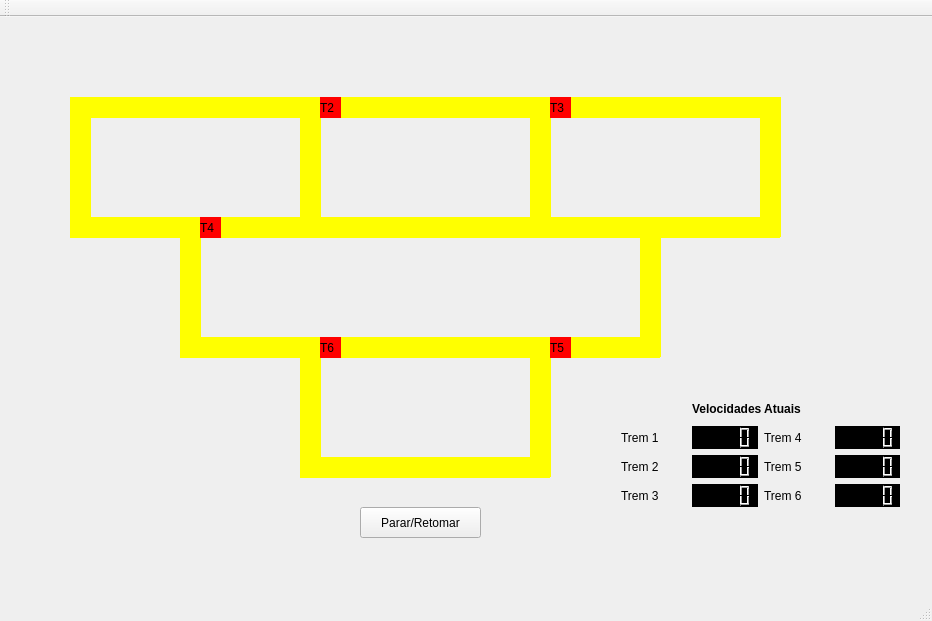
Qt form TrabalhoTrem/mainwindow.ui (claranobre/Projeto_trens) before a commit.
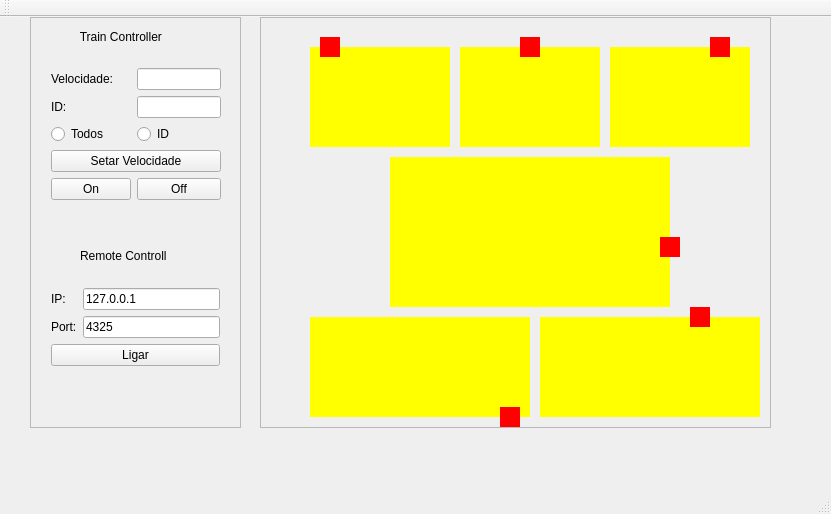
The same form after that commit.

What changed in the file:
```diff
--- a/TrabalhoTrem/mainwindow.ui
+++ b/TrabalhoTrem/mainwindow.ui
@@ -6,555 +6,390 @@
    <rect>
     <x>0</x>
     <y>0</y>
-    <width>932</width>
-    <height>621</height>
+    <width>831</width>
+    <height>514</height>
    </rect>
   </property>
   <property name="windowTitle">
    <string>MainWindow</string>
   </property>
-  <property name="styleSheet">
-   <string notr="true"/>
-  </property>
   <widget class="QWidget" name="centralWidget">
-   <widget class="QLabel" name="labelTrem01">
+   <widget class="QFrame" name="frame">
     <property name="geometry">
      <rect>
-      <x>90</x>
-      <y>80</y>
-      <width>21</width>
-      <height>21</height>
+      <x>260</x>
+      <y>0</y>
+      <width>511</width>
+      <height>411</height>
      </rect>
     </property>
-    <property name="styleSheet">
-     <string notr="true">background: red;
-font: 75 12pt &quot;Arial&quot;;
-</string>
+    <property name="frameShape">
+     <enum>QFrame::StyledPanel</enum>
     </property>
-    <property name="text">
-     <string>T1</string>
+    <property name="frameShadow">
+     <enum>QFrame::Raised</enum>
     </property>
+    <widget class="QLabel" name="labelTrem04">
+     <property name="geometry">
+      <rect>
+       <x>400</x>
+       <y>220</y>
+       <width>20</width>
+       <height>20</height>
+      </rect>
+     </property>
+     <property name="styleSheet">
+      <string notr="true">background-color: red</string>
+     </property>
+     <property name="text">
+      <string/>
+     </property>
+    </widget>
+    <widget class="QLabel" name="labelTrem02">
+     <property name="geometry">
+      <rect>
+       <x>260</x>
+       <y>20</y>
+       <width>20</width>
+       <height>20</height>
+      </rect>
+     </property>
+     <property name="styleSheet">
+      <string notr="true">background-color: red</string>
+     </property>
+     <property name="text">
+      <string/>
+     </property>
+    </widget>
+    <widget class="QLabel" name="labelTrilho01">
+     <property name="geometry">
+      <rect>
+       <x>50</x>
+       <y>30</y>
+       <width>140</width>
+       <height>100</height>
+      </rect>
+     </property>
+     <property name="styleSheet">
+      <string notr="true">background-color: yellow</string>
+     </property>
+     <property name="text">
+      <string/>
+     </property>
+    </widget>
+    <widget class="QLabel" name="labelTrem06">
+     <property name="geometry">
+      <rect>
+       <x>430</x>
+       <y>290</y>
+       <width>20</width>
+       <height>20</height>
+      </rect>
+     </property>
+     <property name="styleSheet">
+      <string notr="true">background-color: red</string>
+     </property>
+     <property name="text">
+      <string/>
+     </property>
+    </widget>
+    <widget class="QLabel" name="labelTrilho02">
+     <property name="geometry">
+      <rect>
+       <x>200</x>
+       <y>30</y>
+       <width>140</width>
+       <height>100</height>
+      </rect>
+     </property>
+     <property name="styleSheet">
+      <string notr="true">background-color: yellow</string>
+     </property>
+     <property name="text">
+      <string/>
+     </property>
+    </widget>
+    <widget class="QLabel" name="labelTrilho06">
+     <property name="geometry">
+      <rect>
+       <x>280</x>
+       <y>300</y>
+       <width>220</width>
+       <height>100</height>
+      </rect>
+     </property>
+     <property name="styleSheet">
+      <string notr="true">background-color: yellow</string>
+     </property>
+     <property name="text">
+      <string/>
+     </property>
+    </widget>
+    <widget class="QLabel" name="labelTrilho03">
+     <property name="geometry">
+      <rect>
+       <x>350</x>
+       <y>30</y>
+       <width>140</width>
+       <height>100</height>
+      </rect>
+     </property>
+     <property name="styleSheet">
+      <string notr="true">background-color: yellow</string>
+     </property>
+     <property name="text">
+      <string/>
+     </property>
+    </widget>
+    <widget class="QLabel" name="labelTrem01">
+     <property name="geometry">
+      <rect>
+       <x>60</x>
+       <y>20</y>
+       <width>20</width>
+       <height>20</height>
+      </rect>
+     </property>
+     <property name="styleSheet">
+      <string notr="true">background-color: red</string>
+     </property>
+     <property name="text">
+      <string/>
+     </property>
+    </widget>
+    <widget class="QLabel" name="labelTrilho05">
+     <property name="geometry">
+      <rect>
+       <x>50</x>
+       <y>300</y>
+       <width>220</width>
+       <height>100</height>
+      </rect>
+     </property>
+     <property name="styleSheet">
+      <string notr="true">background-color: yellow</string>
+     </property>
+     <property name="text">
+      <string/>
+     </property>
+    </widget>
+    <widget class="QLabel" name="labelTrem05">
+     <property name="geometry">
+      <rect>
+       <x>240</x>
+       <y>390</y>
+       <width>20</width>
+       <height>20</height>
+      </rect>
+     </property>
+     <property name="styleSheet">
+      <string notr="true">background-color: red</string>
+     </property>
+     <property name="text">
+      <string/>
+     </property>
+    </widget>
+    <widget class="QLabel" name="labelTrilho04">
+     <property name="geometry">
+      <rect>
+       <x>130</x>
+       <y>140</y>
+       <width>280</width>
+       <height>150</height>
+      </rect>
+     </property>
+     <property name="styleSheet">
+      <string notr="true">background-color: yellow</string>
+     </property>
+     <property name="text">
+      <string/>
+     </property>
+    </widget>
+    <widget class="QLabel" name="labelTrem03">
+     <property name="geometry">
+      <rect>
+       <x>450</x>
+       <y>20</y>
+       <width>20</width>
+       <height>20</height>
+      </rect>
+     </property>
+     <property name="styleSheet">
+      <string notr="true">background-color: red</string>
+     </property>
+     <property name="text">
+      <string/>
+     </property>
+    </widget>
+    <zorder>labelTrilho01</zorder>
+    <zorder>labelTrilho02</zorder>
+    <zorder>labelTrilho06</zorder>
+    <zorder>labelTrilho03</zorder>
+    <zorder>labelTrem01</zorder>
+    <zorder>labelTrilho05</zorder>
+    <zorder>labelTrem05</zorder>
+    <zorder>labelTrilho04</zorder>
+    <zorder>labelTrem03</zorder>
+    <zorder>labelTrem04</zorder>
+    <zorder>labelTrem06</zorder>
+    <zorder>labelTrem02</zorder>
    </widget>
-   <widget class="QLabel" name="labelTrilho1">
+   <widget class="QFrame" name="frame_2">
     <property name="geometry">
      <rect>
-      <x>70</x>
-      <y>80</y>
-      <width>250</width>
-      <height>21</height>
+      <x>30</x>
+      <y>0</y>
+      <width>211</width>
+      <height>411</height>
      </rect>
     </property>
-    <property name="styleSheet">
-     <string notr="true">background: yellow
-</string>
+    <property name="frameShape">
+     <enum>QFrame::StyledPanel</enum>
     </property>
-    <property name="text">
-     <string/>
+    <property name="frameShadow">
+     <enum>QFrame::Raised</enum>
     </property>
+    <widget class="QWidget" name="formLayoutWidget">
+     <property name="geometry">
+      <rect>
+       <x>10</x>
+       <y>40</y>
+       <width>192</width>
+       <height>179</height>
+      </rect>
+     </property>
+     <layout class="QFormLayout" name="formLayout">
+      <item row="0" column="0">
+       <widget class="QLabel" name="label">
+        <property name="text">
+         <string>Velocidade:</string>
+        </property>
+       </widget>
+      </item>
+      <item row="0" column="1">
+       <widget class="QLineEdit" name="velLine"/>
+      </item>
+      <item row="1" column="0">
+       <widget class="QLabel" name="label_2">
+        <property name="text">
+         <string>ID:</string>
+        </property>
+       </widget>
+      </item>
+      <item row="1" column="1">
+       <widget class="QLineEdit" name="idLine"/>
+      </item>
+      <item row="2" column="0">
+       <widget class="QRadioButton" name="allButton">
+        <property name="text">
+         <string>Todos</string>
+        </property>
+       </widget>
+      </item>
+      <item row="2" column="1">
+       <widget class="QRadioButton" name="idButton">
+        <property name="text">
+         <string>ID</string>
+        </property>
+       </widget>
+      </item>
+      <item row="3" column="0" colspan="2">
+       <widget class="QPushButton" name="velButton">
+        <property name="text">
+         <string>Setar Velocidade</string>
+        </property>
+       </widget>
+      </item>
+      <item row="4" column="0">
+       <widget class="QPushButton" name="enableButton">
+        <property name="text">
+         <string>On</string>
+        </property>
+       </widget>
+      </item>
+      <item row="4" column="1">
+       <widget class="QPushButton" name="disableButton">
+        <property name="text">
+         <string>Off</string>
+        </property>
+       </widget>
+      </item>
+     </layout>
+    </widget>
+    <widget class="QLabel" name="label_3">
+     <property name="geometry">
+      <rect>
+       <x>40</x>
+       <y>10</y>
+       <width>121</width>
+       <height>20</height>
+      </rect>
+     </property>
+     <property name="text">
+      <string>   Train Controller</string>
+     </property>
+    </widget>
+    <widget class="QWidget" name="formLayoutWidget_2">
+     <property name="geometry">
+      <rect>
+       <x>10</x>
+       <y>260</y>
+       <width>191</width>
+       <height>141</height>
+      </rect>
+     </property>
+     <layout class="QFormLayout" name="formLayout_2">
+      <item row="2" column="0" colspan="2">
+       <widget class="QPushButton" name="serverOn">
+        <property name="text">
+         <string>Ligar</string>
+        </property>
+       </widget>
+      </item>
+      <item row="0" column="0">
+       <widget class="QLabel" name="label_4">
+        <property name="text">
+         <string>IP:</string>
+        </property>
+       </widget>
+      </item>
+      <item row="0" column="1">
+       <widget class="QLineEdit" name="ipText">
+        <property name="text">
+         <string>127.0.0.1</string>
+        </property>
+       </widget>
+      </item>
+      <item row="1" column="0">
+       <widget class="QLabel" name="label_5">
+        <property name="text">
+         <string>Port:</string>
+        </property>
+       </widget>
+      </item>
+      <item row="1" column="1">
+       <widget class="QLineEdit" name="portText">
+        <property name="text">
+         <string>4325</string>
+        </property>
+       </widget>
+      </item>
+     </layout>
+    </widget>
+    <widget class="QLabel" name="label_6">
+     <property name="geometry">
+      <rect>
+       <x>50</x>
+       <y>230</y>
+       <width>121</width>
+       <height>17</height>
+      </rect>
+     </property>
+     <property name="text">
+      <string>Remote Controll</string>
+     </property>
+    </widget>
    </widget>
-   <widget class="QLabel" name="labelTrilho1_2">
-    <property name="geometry">
-     <rect>
-      <x>70</x>
-      <y>200</y>
-      <width>250</width>
-      <height>21</height>
-     </rect>
-    </property>
-    <property name="styleSheet">
-     <string notr="true">background: yellow
-</string>
-    </property>
-    <property name="text">
-     <string/>
-    </property>
-   </widget>
-   <widget class="QLabel" name="labelTrilho1_3">
-    <property name="geometry">
-     <rect>
-      <x>300</x>
-      <y>80</y>
-      <width>21</width>
-      <height>140</height>
-     </rect>
-    </property>
-    <property name="styleSheet">
-     <string notr="true">background: yellow
-</string>
-    </property>
-    <property name="text">
-     <string/>
-    </property>
-   </widget>
-   <widget class="QLabel" name="labelTrilho1_4">
-    <property name="geometry">
-     <rect>
-      <x>70</x>
-      <y>80</y>
-      <width>21</width>
-      <height>140</height>
-     </rect>
-    </property>
-    <property name="styleSheet">
-     <string notr="true">background: yellow
-</string>
-    </property>
-    <property name="text">
-     <string/>
-    </property>
-   </widget>
-   <widget class="QPushButton" name="pushButton">
-    <property name="geometry">
-     <rect>
-      <x>360</x>
-      <y>490</y>
-      <width>121</width>
-      <height>31</height>
-     </rect>
-    </property>
-    <property name="text">
-     <string>Parar/Retomar</string>
-    </property>
-   </widget>
-   <widget class="QLabel" name="labelTrilho1_5">
-    <property name="geometry">
-     <rect>
-      <x>300</x>
-      <y>80</y>
-      <width>250</width>
-      <height>21</height>
-     </rect>
-    </property>
-    <property name="styleSheet">
-     <string notr="true">background: yellow
-</string>
-    </property>
-    <property name="text">
-     <string/>
-    </property>
-   </widget>
-   <widget class="QLabel" name="labelTrilho1_6">
-    <property name="geometry">
-     <rect>
-      <x>300</x>
-      <y>200</y>
-      <width>250</width>
-      <height>21</height>
-     </rect>
-    </property>
-    <property name="styleSheet">
-     <string notr="true">background: yellow
-</string>
-    </property>
-    <property name="text">
-     <string/>
-    </property>
-   </widget>
-   <widget class="QLabel" name="labelTrilho1_7">
-    <property name="geometry">
-     <rect>
-      <x>530</x>
-      <y>80</y>
-      <width>21</width>
-      <height>140</height>
-     </rect>
-    </property>
-    <property name="styleSheet">
-     <string notr="true">background: yellow
-</string>
-    </property>
-    <property name="text">
-     <string/>
-    </property>
-   </widget>
-   <widget class="QLabel" name="labelTrem02">
-    <property name="geometry">
-     <rect>
-      <x>320</x>
-      <y>80</y>
-      <width>21</width>
-      <height>21</height>
-     </rect>
-    </property>
-    <property name="styleSheet">
-     <string notr="true">background: red;
-font: 75 12pt &quot;Arial&quot;;
-</string>
-    </property>
-    <property name="text">
-     <string>T2</string>
-    </property>
-   </widget>
-   <widget class="QLabel" name="labelTrilho1_8">
-    <property name="geometry">
-     <rect>
-      <x>530</x>
-      <y>80</y>
-      <width>250</width>
-      <height>21</height>
-     </rect>
-    </property>
-    <property name="styleSheet">
-     <string notr="true">background: yellow
-</string>
-    </property>
-    <property name="text">
-     <string/>
-    </property>
-   </widget>
-   <widget class="QLabel" name="labelTrilho1_9">
-    <property name="geometry">
-     <rect>
-      <x>760</x>
-      <y>80</y>
-      <width>21</width>
-      <height>140</height>
-     </rect>
-    </property>
-    <property name="styleSheet">
-     <string notr="true">background: yellow
-</string>
-    </property>
-    <property name="text">
-     <string/>
-    </property>
-   </widget>
-   <widget class="QLabel" name="labelTrilho1_10">
-    <property name="geometry">
-     <rect>
-      <x>530</x>
-      <y>200</y>
-      <width>250</width>
-      <height>21</height>
-     </rect>
-    </property>
-    <property name="styleSheet">
-     <string notr="true">background: yellow
-</string>
-    </property>
-    <property name="text">
-     <string/>
-    </property>
-   </widget>
-   <widget class="QLabel" name="labelTrem03">
-    <property name="geometry">
-     <rect>
-      <x>550</x>
-      <y>80</y>
-      <width>21</width>
-      <height>21</height>
-     </rect>
-    </property>
-    <property name="styleSheet">
-     <string notr="true">background: red;
-font: 75 12pt &quot;Arial&quot;;
-</string>
-    </property>
-    <property name="text">
-     <string>T3</string>
-    </property>
-   </widget>
-   <widget class="QLabel" name="labelTrilho1_11">
-    <property name="geometry">
-     <rect>
-      <x>180</x>
-      <y>320</y>
-      <width>250</width>
-      <height>21</height>
-     </rect>
-    </property>
-    <property name="styleSheet">
-     <string notr="true">background: yellow
-</string>
-    </property>
-    <property name="text">
-     <string/>
-    </property>
-   </widget>
-   <widget class="QLabel" name="labelTrilho1_12">
-    <property name="geometry">
-     <rect>
-      <x>180</x>
-      <y>200</y>
-      <width>21</width>
-      <height>140</height>
-     </rect>
-    </property>
-    <property name="styleSheet">
-     <string notr="true">background: yellow
-</string>
-    </property>
-    <property name="text">
-     <string/>
-    </property>
-   </widget>
-   <widget class="QLabel" name="labelTrilho1_15">
-    <property name="geometry">
-     <rect>
-      <x>410</x>
-      <y>320</y>
-      <width>250</width>
-      <height>21</height>
-     </rect>
-    </property>
-    <property name="styleSheet">
-     <string notr="true">background: yellow
-</string>
-    </property>
-    <property name="text">
-     <string/>
-    </property>
-   </widget>
-   <widget class="QLabel" name="labelTrilho1_16">
-    <property name="geometry">
-     <rect>
-      <x>640</x>
-      <y>200</y>
-      <width>21</width>
-      <height>140</height>
-     </rect>
-    </property>
-    <property name="styleSheet">
-     <string notr="true">background: yellow
-</string>
-    </property>
-    <property name="text">
-     <string/>
-    </property>
-   </widget>
-   <widget class="QLabel" name="labelTrilho1_17">
-    <property name="geometry">
-     <rect>
-      <x>300</x>
-      <y>440</y>
-      <width>250</width>
-      <height>21</height>
-     </rect>
-    </property>
-    <property name="styleSheet">
-     <string notr="true">background: yellow
-</string>
-    </property>
-    <property name="text">
-     <string/>
-    </property>
-   </widget>
-   <widget class="QLabel" name="labelTrilho1_18">
-    <property name="geometry">
-     <rect>
-      <x>300</x>
-      <y>320</y>
-      <width>21</width>
-      <height>140</height>
-     </rect>
-    </property>
-    <property name="styleSheet">
-     <string notr="true">background: yellow
-</string>
-    </property>
-    <property name="text">
-     <string/>
-    </property>
-   </widget>
-   <widget class="QLabel" name="labelTrilho1_19">
-    <property name="geometry">
-     <rect>
-      <x>530</x>
-      <y>320</y>
-      <width>21</width>
-      <height>140</height>
-     </rect>
-    </property>
-    <property name="styleSheet">
-     <string notr="true">background: yellow
-</string>
-    </property>
-    <property name="text">
-     <string/>
-    </property>
-   </widget>
-   <widget class="QLabel" name="labelTrem04">
-    <property name="geometry">
-     <rect>
-      <x>200</x>
-      <y>200</y>
-      <width>21</width>
-      <height>21</height>
-     </rect>
-    </property>
-    <property name="styleSheet">
-     <string notr="true">background: red;
-font: 75 12pt &quot;Arial&quot;;
-</string>
-    </property>
-    <property name="text">
-     <string>T4</string>
-    </property>
-   </widget>
-   <widget class="QLabel" name="labelTrem05">
-    <property name="geometry">
-     <rect>
-      <x>550</x>
-      <y>320</y>
-      <width>21</width>
-      <height>21</height>
-     </rect>
-    </property>
-    <property name="styleSheet">
-     <string notr="true">background: red;
-font: 75 12pt &quot;Arial&quot;;
-</string>
-    </property>
-    <property name="text">
-     <string>T5</string>
-    </property>
-   </widget>
-   <widget class="QLabel" name="labelTrem06">
-    <property name="geometry">
-     <rect>
-      <x>320</x>
-      <y>320</y>
-      <width>21</width>
-      <height>21</height>
-     </rect>
-    </property>
-    <property name="styleSheet">
-     <string notr="true">background: red;
-font: 75 12pt &quot;Arial&quot;;
-</string>
-    </property>
-    <property name="text">
-     <string>T6</string>
-    </property>
-   </widget>
-   <widget class="QWidget" name="layoutWidget">
-    <property name="geometry">
-     <rect>
-      <x>610</x>
-      <y>370</y>
-      <width>301</width>
-      <height>131</height>
-     </rect>
-    </property>
-    <layout class="QGridLayout" name="gridLayout">
-     <item row="0" column="1" colspan="2">
-      <widget class="QLabel" name="label_7">
-       <property name="text">
-        <string>&lt;b&gt;Velocidades Atuais&lt;b&gt;</string>
-       </property>
-      </widget>
-     </item>
-     <item row="1" column="0">
-      <widget class="QLabel" name="label">
-       <property name="text">
-        <string>Trem 1</string>
-       </property>
-      </widget>
-     </item>
-     <item row="1" column="1">
-      <widget class="QLCDNumber" name="lcdNumber">
-       <property name="styleSheet">
-        <string notr="true">background-color: black</string>
-       </property>
-      </widget>
-     </item>
-     <item row="1" column="2">
-      <widget class="QLabel" name="label_4">
-       <property name="text">
-        <string>Trem 4</string>
-       </property>
-      </widget>
-     </item>
-     <item row="1" column="3">
-      <widget class="QLCDNumber" name="lcdNumber_4">
-       <property name="styleSheet">
-        <string notr="true">background-color: black</string>
-       </property>
-      </widget>
-     </item>
-     <item row="2" column="0">
-      <widget class="QLabel" name="label_2">
-       <property name="text">
-        <string>Trem 2</string>
-       </property>
-      </widget>
-     </item>
-     <item row="2" column="1">
-      <widget class="QLCDNumber" name="lcdNumber_2">
-       <property name="styleSheet">
-        <string notr="true">background-color: black</string>
-       </property>
-      </widget>
-     </item>
-     <item row="2" column="2">
-      <widget class="QLabel" name="label_5">
-       <property name="text">
-        <string>Trem 5</string>
-       </property>
-      </widget>
-     </item>
-     <item row="2" column="3">
-      <widget class="QLCDNumber" name="lcdNumber_5">
-       <property name="styleSheet">
-        <string notr="true">background-color: black</string>
-       </property>
-      </widget>
-     </item>
-     <item row="3" column="0">
-      <widget class="QLabel" name="label_3">
-       <property name="text">
-        <string>Trem 3</string>
-       </property>
-      </widget>
-     </item>
-     <item row="3" column="1">
-      <widget class="QLCDNumber" name="lcdNumber_3">
-       <property name="styleSheet">
-        <string notr="true">background-color: black</string>
-       </property>
-      </widget>
-     </item>
-     <item row="3" column="2">
-      <widget class="QLabel" name="label_6">
-       <property name="text">
-        <string>Trem 6</string>
-       </property>
-      </widget>
-     </item>
-     <item row="3" column="3">
-      <widget class="QLCDNumber" name="lcdNumber_6">
-       <property name="styleSheet">
-        <string notr="true">background-color: black</string>
-       </property>
-      </widget>
-     </item>
-    </layout>
-   </widget>
-   <zorder>labelTrem01</zorder>
-   <zorder>labelTrilho1</zorder>
-   <zorder>layoutWidget</zorder>
-   <zorder>labelTrilho1_2</zorder>
-   <zorder>labelTrilho1_3</zorder>
-   <zorder>labelTrilho1_4</zorder>
-   <zorder>pushButton</zorder>
-   <zorder>labelTrilho1_5</zorder>
-   <zorder>labelTrilho1_6</zorder>
-   <zorder>labelTrilho1_7</zorder>
-   <zorder>labelTrilho1_8</zorder>
-   <zorder>labelTrilho1_9</zorder>
-   <zorder>labelTrilho1_10</zorder>
-   <zorder>labelTrilho1_11</zorder>
-   <zorder>labelTrilho1_12</zorder>
-   <zorder>labelTrilho1_15</zorder>
-   <zorder>labelTrilho1_16</zorder>
-   <zorder>labelTrilho1_17</zorder>
-   <zorder>labelTrilho1_18</zorder>
-   <zorder>labelTrilho1_19</zorder>
-   <zorder>labelTrem05</zorder>
-   <zorder>labelTrem06</zorder>
-   <zorder>labelTrem03</zorder>
-   <zorder>labelTrem02</zorder>
-   <zorder>labelTrem04</zorder>
   </widget>
   <widget class="QMenuBar" name="menuBar">
    <property name="geometry">
```
Left out of the diff: 2 changed lines with no effect on the pictures.
